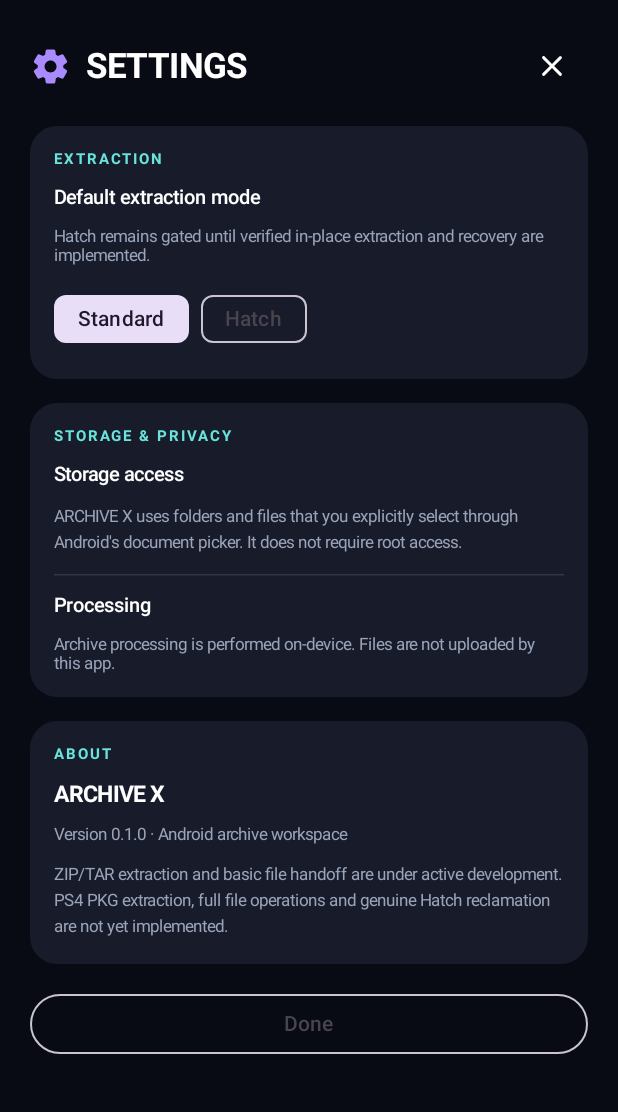
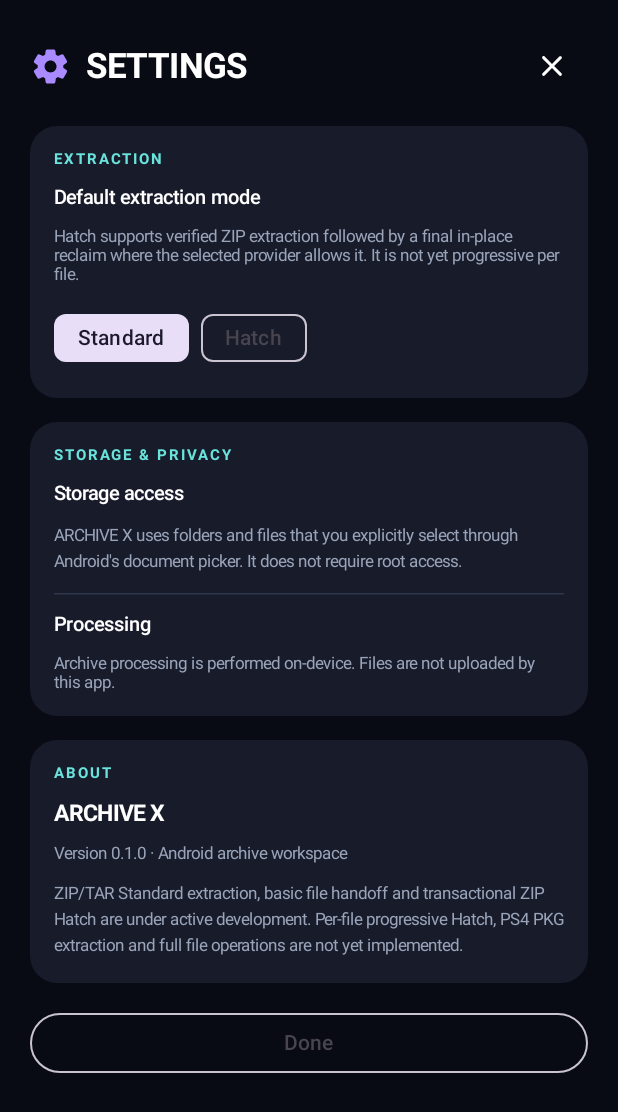
Before and after one commit to thatmallucommiee/archive-x, an Android app built with Jetpack Compose: the composable SettingsScreen shown on its own in the app's theme, on a phone screen of 412 x 824 dp. Shown: the top 1112 px of the screen. Run offline under Robolectric (Android 15) with nearby library versions, the phone set to English and light mode, and no system bars.

Commit message:
Update settings to reflect transactional Hatch support

```diff
--- a/app/src/main/java/com/archivex/app/SettingsScreen.kt
+++ b/app/src/main/java/com/archivex/app/SettingsScreen.kt
@@ -34,7 +34,7 @@ fun SettingsScreen(context: Context, onClose: () -> Unit) {
         }
         SettingsGroup("EXTRACTION") {
             Text("Default extraction mode", color = Color.White, fontWeight = FontWeight.SemiBold, fontSize = 13.sp)
-            Text("Hatch remains gated until verified in-place extraction and recovery are implemented.", color = Color(0xFF9AA4B9), fontSize = 11.sp)
+            Text("Hatch supports verified ZIP extraction followed by a final in-place reclaim where the selected provider allows it. It is not yet progressive per file.", color = Color(0xFF9AA4B9), fontSize = 11.sp)
             Row(horizontalArrangement = Arrangement.spacedBy(8.dp)) {
                 FilterChip(selected = defaultMode == "Standard", onClick = {
                     defaultMode = "Standard"; prefs.edit().putString("default_mode", defaultMode).apply()
@@ -54,7 +54,7 @@ fun SettingsScreen(context: Context, onClose: () -> Unit) {
         SettingsGroup("ABOUT") {
             Text("ARCHIVE X", color = Color.White, fontWeight = FontWeight.Bold, fontSize = 15.sp)
             Text("Version 0.1.0 · Android archive workspace", color = Color(0xFF9AA4B9), fontSize = 11.sp)
-            Text("ZIP/TAR extraction and basic file handoff are under active development. PS4 PKG extraction, full file operations and genuine Hatch reclamation are not yet implemented.", color = Color(0xFF9AA4B9), fontSize = 11.sp, lineHeight = 17.sp)
+            Text("ZIP/TAR Standard extraction, basic file handoff and transactional ZIP Hatch are under active development. Per-file progressive Hatch, PS4 PKG extraction and full file operations are not yet implemented.", color = Color(0xFF9AA4B9), fontSize = 11.sp, lineHeight = 17.sp)
         }
         OutlinedButton(onClick = onClose, modifier = Modifier.fillMaxWidth()) { Text("Done") }
     }
```
